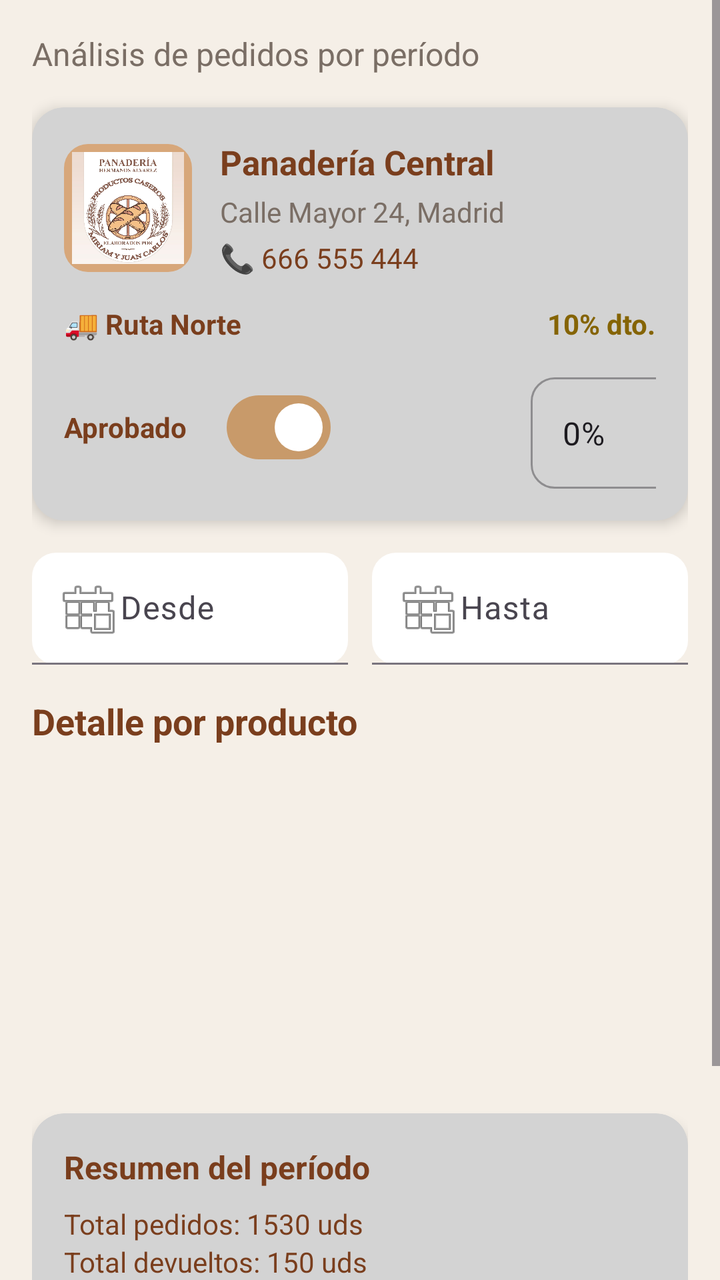
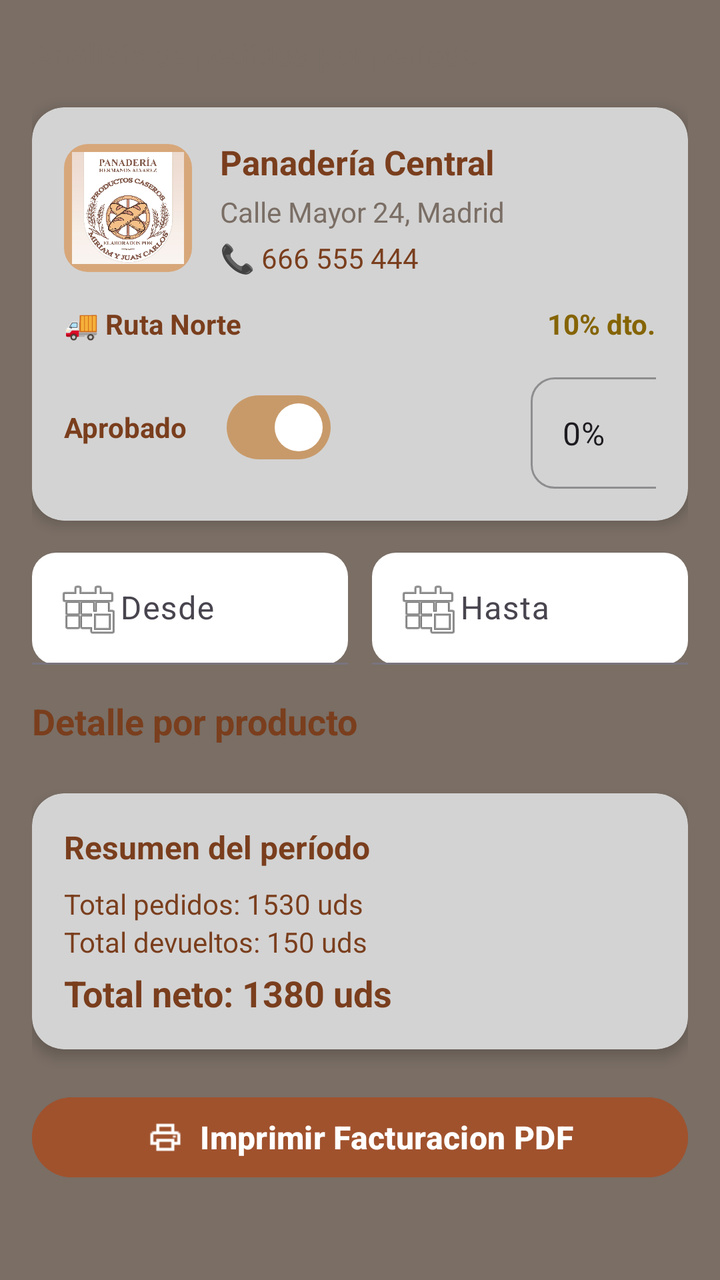

Before-and-after screenshots of an Android layout around one commit, followed by the original layout XML and the change that was made.
<!-- AndroidManifest.xml: application theme Theme.AppPanadero -->
<!-- res/layout/fragment_admin_historial_cliente.xml -->
<?xml version="1.0" encoding="utf-8"?>
<ScrollView xmlns:android="http://schemas.android.com/apk/res/android"
    xmlns:app="http://schemas.android.com/apk/res-auto"
    android:layout_width="match_parent"
    android:layout_height="match_parent"
    android:background="@color/background">

    <LinearLayout
        android:layout_width="match_parent"
        android:layout_height="wrap_content"
        android:orientation="vertical"
        android:padding="16dp">

        

        
        <TextView
            android:layout_width="wrap_content"
            android:layout_height="wrap_content"
            android:text="Análisis de pedidos por período"
            android:textSize="16sp"
            android:textColor="@color/text_secondary"
            android:layout_marginBottom="16dp"/>

        
        <androidx.cardview.widget.CardView
            android:layout_width="match_parent"
            android:layout_height="wrap_content"
            app:cardCornerRadius="16dp"
            app:cardElevation="4dp"
            app:cardBackgroundColor="@color/background_lightgray"
            android:layout_marginBottom="16dp">

            <LinearLayout
                android:layout_width="match_parent"
                android:layout_height="wrap_content"
                android:orientation="vertical"
                android:padding="16dp">

                
                <LinearLayout
                    android:layout_width="match_parent"
                    android:layout_height="wrap_content"
                    android:orientation="horizontal"
                    android:gravity="center_vertical">

                    
                    <ImageView
                        android:id="@+id/imgComercio"
                        android:layout_width="64dp"
                        android:layout_height="64dp"
                        android:src="@drawable/logo_panadero"
                        android:scaleType="centerCrop"
                        android:background="@drawable/bg_image_rounded"
                        android:padding="4dp"/>

                    
                    <LinearLayout
                        android:layout_width="0dp"
                        android:layout_height="wrap_content"
                        android:layout_weight="1"
                        android:orientation="vertical"
                        android:layout_marginStart="14dp">

                        
                        <TextView
                            android:id="@+id/tvNombreComercio"
                            android:layout_width="wrap_content"
                            android:layout_height="wrap_content"
                            android:text="Panadería Central"
                            android:textStyle="bold"
                            android:textSize="17sp"
                            android:textColor="@color/text_primary"
                            android:maxLines="1"
                            android:ellipsize="end"/>

                        
                        <TextView
                            android:id="@+id/tvDireccion"
                            android:layout_width="wrap_content"
                            android:layout_height="wrap_content"
                            android:text="Calle Mayor 24, Madrid"
                            android:textColor="@color/text_secondary"
                            android:textSize="14sp"
                            android:layout_marginTop="4dp"
                            android:maxLines="1"
                            android:ellipsize="end"/>

                        
                        <TextView
                            android:id="@+id/tvTelefono"
                            android:layout_width="wrap_content"
                            android:layout_height="wrap_content"
                            android:text="📞 666 555 444"
                            android:textColor="@color/primary_dark"
                            android:textSize="14sp"
                            android:layout_marginTop="4dp"/>

                    </LinearLayout>

                </LinearLayout>

                
                <LinearLayout
                    android:layout_width="match_parent"
                    android:layout_height="wrap_content"
                    android:orientation="horizontal"
                    android:layout_marginTop="14dp"
                    android:gravity="center_vertical">

                    
                    <TextView
                        android:id="@+id/tvRuta"
                        android:layout_width="0dp"
                        android:layout_height="wrap_content"
                        android:layout_weight="1"
                        android:text="🚚 Ruta Norte"
                        android:textColor="@color/primary_dark"
                        android:textStyle="bold"/>

                    
                    <TextView
                        android:id="@+id/tvDescuento"
                        android:layout_width="wrap_content"
                        android:layout_height="wrap_content"
                        android:text="10% dto."
                        android:textColor="@color/estado_pendiente_text"
                        android:textStyle="bold"/>

                </LinearLayout>

                
                <LinearLayout
                    android:layout_width="match_parent"
                    android:layout_height="wrap_content"
                    android:orientation="horizontal"
                    android:gravity="center_vertical"
                    android:layout_marginTop="12dp">

                    
                    
                    <LinearLayout
                        android:layout_width="wrap_content"
                        android:layout_height="wrap_content"
                        android:orientation="horizontal"
                        android:gravity="center_vertical">

                        <TextView
                            android:layout_width="wrap_content"
                            android:layout_height="wrap_content"
                            android:text="Aprobado"
                            android:textStyle="bold"
                            android:textColor="@color/text_primary"
                            android:layout_marginEnd="8dp"/>

                        <com.google.android.material.materialswitch.MaterialSwitch
                            android:id="@+id/switchAprobado"
                            android:layout_width="wrap_content"
                            android:layout_height="wrap_content"
                            android:checked="true"
                            android:layout_marginStart="12dp"/>

                    </LinearLayout>
                    
                    <com.google.android.material.textfield.TextInputLayout
                        android:layout_width="100dp"
                        android:layout_height="wrap_content"
                        style="@style/Widget.MaterialComponents.TextInputLayout.OutlinedBox.ExposedDropdownMenu"
                        app:boxCornerRadiusTopStart="12dp"
                        app:boxCornerRadiusTopEnd="12dp"
                        app:boxCornerRadiusBottomStart="12dp"
                        app:boxCornerRadiusBottomEnd="12dp"
                        android:layout_marginStart="100dp">

                        <AutoCompleteTextView
                            android:id="@+id/dropdownDescuento"
                            android:layout_width="match_parent"
                            android:layout_height="wrap_content"
                            android:inputType="none"
                            android:text="0%" />

                    </com.google.android.material.textfield.TextInputLayout>
                </LinearLayout>

            </LinearLayout>

        </androidx.cardview.widget.CardView>

        
        <LinearLayout
            android:layout_width="match_parent"
            android:layout_height="wrap_content"
            android:orientation="horizontal">

            
            <com.google.android.material.textfield.TextInputLayout
                android:layout_width="0dp"
                android:layout_height="wrap_content"
                android:layout_weight="1"
                android:layout_marginEnd="6dp"
                app:boxBackgroundMode="filled"
                app:boxBackgroundColor="@color/white"
                app:boxCornerRadiusTopStart="12dp"
                app:boxCornerRadiusTopEnd="12dp"
                app:boxCornerRadiusBottomStart="12dp"
                app:boxCornerRadiusBottomEnd="12dp">

                <com.google.android.material.textfield.TextInputEditText
                    android:id="@+id/etFechaInicio"
                    android:layout_width="match_parent"
                    android:layout_height="wrap_content"
                    android:hint="Desde"
                    android:focusable="false"
                    android:clickable="true"
                    android:drawableStart="@android:drawable/ic_menu_today"
                    android:padding="12dp"
                    android:textColor="@color/text_primary"/>
            </com.google.android.material.textfield.TextInputLayout>

            
            <com.google.android.material.textfield.TextInputLayout
                android:layout_width="0dp"
                android:layout_height="wrap_content"
                android:layout_weight="1"
                android:layout_marginStart="6dp"
                app:boxBackgroundMode="filled"
                app:boxBackgroundColor="@color/white"
                app:boxCornerRadiusTopStart="12dp"
                app:boxCornerRadiusTopEnd="12dp"
                app:boxCornerRadiusBottomStart="12dp"
                app:boxCornerRadiusBottomEnd="12dp">

                <com.google.android.material.textfield.TextInputEditText
                    android:id="@+id/etFechaFin"
                    android:layout_width="match_parent"
                    android:layout_height="wrap_content"
                    android:hint="Hasta"
                    android:focusable="false"
                    android:clickable="true"
                    android:drawableStart="@android:drawable/ic_menu_today"
                    android:padding="12dp"
                    android:textColor="@color/text_primary"/>
            </com.google.android.material.textfield.TextInputLayout>

        </LinearLayout>

        
        <TextView
            android:layout_width="wrap_content"
            android:layout_height="wrap_content"
            android:text="Detalle por producto"
            android:textSize="18sp"
            android:textStyle="bold"
            android:textColor="@color/text_primary"
            android:layout_marginTop="16dp"
            android:layout_marginBottom="12dp"/>

        
        <androidx.recyclerview.widget.RecyclerView
            android:id="@+id/recyclerProductos"
            android:layout_width="match_parent"
            android:layout_height="160dp"
            android:nestedScrollingEnabled="false" />

        
        <androidx.cardview.widget.CardView
            android:layout_width="match_parent"
            android:layout_height="wrap_content"
            app:cardCornerRadius="16dp"
            app:cardElevation="4dp"
            app:cardBackgroundColor="@color/background_lightgray"
            android:layout_marginTop="12dp">

            <LinearLayout
                android:layout_width="match_parent"
                android:layout_height="wrap_content"
                android:orientation="vertical"
                android:padding="16dp">

                <TextView
                    android:layout_width="wrap_content"
                    android:layout_height="wrap_content"
                    android:text="Resumen del período"
                    android:textSize="16sp"
                    android:textStyle="bold"
                    android:textColor="@color/text_primary"
                    android:layout_marginBottom="8dp"/>

                <TextView
                    android:id="@+id/tvTotalPedidos"
                    android:layout_width="wrap_content"
                    android:layout_height="wrap_content"
                    android:text="Total pedidos: 1530 uds"
                    android:textColor="@color/text_primary"
                    android:textSize="14sp" />

                <TextView
                    android:id="@+id/tvTotalDevueltos"
                    android:layout_width="wrap_content"
                    android:layout_height="wrap_content"
                    android:text="Total devueltos: 150 uds"
                    android:textColor="@color/text_primary"
                    android:textSize="14sp" />

                <TextView
                    android:id="@+id/tvTotalNeto"
                    android:layout_width="wrap_content"
                    android:layout_height="wrap_content"
                    android:layout_marginTop="4dp"
                    android:text="Total neto: 1380 uds"
                    android:textColor="@color/text_primary"
                    android:textSize="18sp"
                    android:textStyle="bold" />

            </LinearLayout>

        </androidx.cardview.widget.CardView>

        
        <com.google.android.material.button.MaterialButton
            android:id="@+id/btnImprimir"
            android:layout_width="match_parent"
            android:layout_height="wrap_content"
            android:layout_marginTop="20dp"
            android:backgroundTint="@color/boton"
            android:text="Imprimir Facturacion PDF"
            android:textColor="@color/white"
            android:textSize="16sp"
            android:textStyle="bold"
            app:cornerRadius="50dp"
            app:icon="@drawable/ic_print"
            app:iconGravity="textStart"
            app:iconPadding="8dp" />

    </LinearLayout>

</ScrollView>
<!-- resources referenced by this layout -->
<resources>
  <color name="background">#F5EFE7</color>
  <color name="background_lightgray">#D3D3D3</color>
  <color name="boton">#A0522D</color>
  <color name="estado_pendiente_text">#856404</color>
  <color name="primary_dark">#7A3E1D</color>
  <color name="text_primary">#7A3E1D</color>
  <color name="text_secondary">#7A6E65</color>
  <color name="white">#FFFFFF</color>
  <!-- drawable bg_image_rounded (drawable) -->
  <shape xmlns:android="http://schemas.android.com/apk/res/android">
      <solid android:color="@color/primary_light"/>
  
      <corners android:radius="12dp"/>
  </shape>
  <!-- drawable ic_print: png bitmap (drawable, 320 bytes) -->
  <!-- drawable logo_panadero: jpg bitmap (drawable, 317897 bytes) -->
  <style name="Theme.AppPanadero" parent="Base.Theme.AppPanadero" />
  <color name="primary_light">#D7A77A</color>
  <style name="Base.Theme.AppPanadero" parent="Theme.Material3.DayNight.NoActionBar">
          <item name="android:colorBackground">@color/background</item>
          <item name="colorPrimary">@color/primary_color</item>
          <item name="colorOnPrimary">@color/white</item>
      </style>
  <color name="primary_color">#C89A6A</color>
</resources>

<!-- the commit's change to res/layout/fragment_admin_historial_cliente.xml (unified diff, before → after) -->
@@ -3,7 +3,7 @@
     xmlns:app="http://schemas.android.com/apk/res-auto"
     android:layout_width="match_parent"
     android:layout_height="match_parent"
-    android:background="@color/background">
+    android:background="@color/text_secondary">
 
     <LinearLayout
         android:layout_width="match_parent"
@@ -259,8 +259,8 @@
         <androidx.recyclerview.widget.RecyclerView
             android:id="@+id/recyclerProductos"
             android:layout_width="match_parent"
-            android:layout_height="160dp"
-            android:nestedScrollingEnabled="false" />
+            android:layout_height="wrap_content"
+             />
 
         
         <androidx.cardview.widget.CardView
